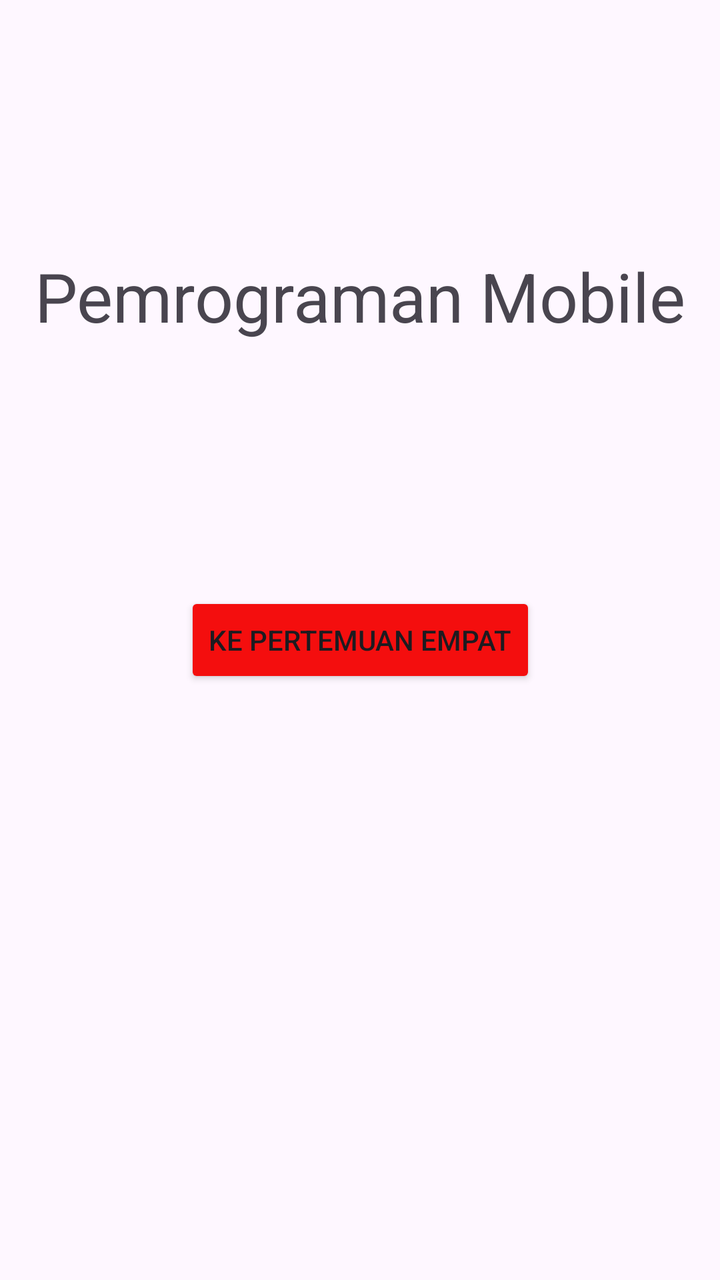
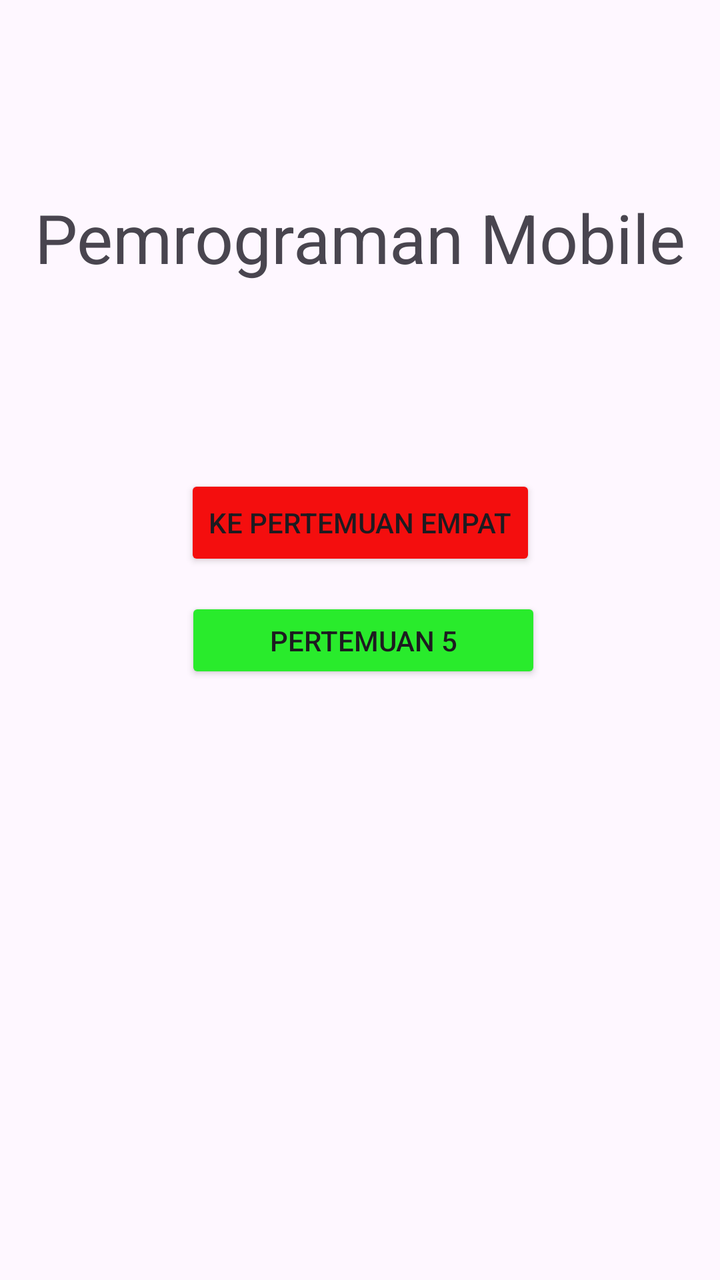

Compare the two renders of this Android layout. The source of the first and the diff that turns it into the second are given below.
<!-- AndroidManifest.xml: application theme Theme.Rafif_3TIE_Mobile -->
<!-- res/layout/activity_main.xml -->
<?xml version="1.0" encoding="utf-8"?>
<androidx.constraintlayout.widget.ConstraintLayout xmlns:android="http://schemas.android.com/apk/res/android"
    xmlns:app="http://schemas.android.com/apk/res-auto"
    xmlns:tools="http://schemas.android.com/tools"
    android:id="@+id/main"
    android:layout_width="match_parent"
    android:layout_height="match_parent"
    tools:context=".MainActivity">

    <Button
        android:id="@+id/btnToFourth"
        android:layout_width="wrap_content"
        android:layout_height="wrap_content"
        android:text="Ke Pertemuan Empat"
        android:backgroundTint="@color/merah"
        app:layout_constraintBottom_toBottomOf="parent"
        app:layout_constraintEnd_toEndOf="parent"
        app:layout_constraintStart_toStartOf="parent"
        app:layout_constraintTop_toTopOf="parent" />

    <TextView
        android:id="@+id/textView"
        android:layout_width="wrap_content"
        android:layout_height="wrap_content"
        android:text="Pemrograman Mobile"
        android:textSize="34sp"
        app:layout_constraintBottom_toTopOf="@+id/btnToFourth"
        app:layout_constraintEnd_toEndOf="parent"
        app:layout_constraintStart_toStartOf="parent"
        app:layout_constraintTop_toTopOf="parent" />
</androidx.constraintlayout.widget.ConstraintLayout>
<!-- resources referenced by this layout -->
<resources>
  <color name="merah">#F40E0E</color>
  <style name="Theme.Rafif_3TIE_Mobile" parent="Base.Theme.Rafif_3TIE_Mobile" />
  <style name="Base.Theme.Rafif_3TIE_Mobile" parent="Theme.Material3.DayNight.NoActionBar">
          
          
      </style>
</resources>

<!-- the commit's change to res/layout/activity_main.xml (unified diff, before → after) -->
@@ -11,12 +11,13 @@
         android:id="@+id/btnToFourth"
         android:layout_width="wrap_content"
         android:layout_height="wrap_content"
+        android:backgroundTint="@color/merah"
         android:text="Ke Pertemuan Empat"
-        android:backgroundTint="@color/merah"
         app:layout_constraintBottom_toBottomOf="parent"
         app:layout_constraintEnd_toEndOf="parent"
         app:layout_constraintStart_toStartOf="parent"
-        app:layout_constraintTop_toTopOf="parent" />
+        app:layout_constraintTop_toTopOf="parent"
+        app:layout_constraintVertical_bias="0.401" />
 
     <TextView
         android:id="@+id/textView"
@@ -28,4 +29,16 @@
         app:layout_constraintEnd_toEndOf="parent"
         app:layout_constraintStart_toStartOf="parent"
         app:layout_constraintTop_toTopOf="parent" />
+
+    <Button
+        android:id="@+id/btnToFifth"
+        android:layout_width="178dp"
+        android:layout_height="43dp"
+        android:backgroundTint="@color/kuning"
+        android:text="Pertemuan 5"
+        app:layout_constraintBottom_toBottomOf="parent"
+        app:layout_constraintEnd_toEndOf="parent"
+        app:layout_constraintHorizontal_bias="0.51"
+        app:layout_constraintStart_toStartOf="parent"
+        app:layout_constraintTop_toTopOf="parent" />
 </androidx.constraintlayout.widget.ConstraintLayout>
<!-- resource entries referenced after the edit -->
@@ -1,5 +1,6 @@
 <!-- resources referenced by this layout -->
 <resources>
+  <color name="kuning">#29EB2C</color>
   <color name="merah">#F40E0E</color>
   <style name="Theme.Rafif_3TIE_Mobile" parent="Base.Theme.Rafif_3TIE_Mobile" />
   <style name="Base.Theme.Rafif_3TIE_Mobile" parent="Theme.Material3.DayNight.NoActionBar">
